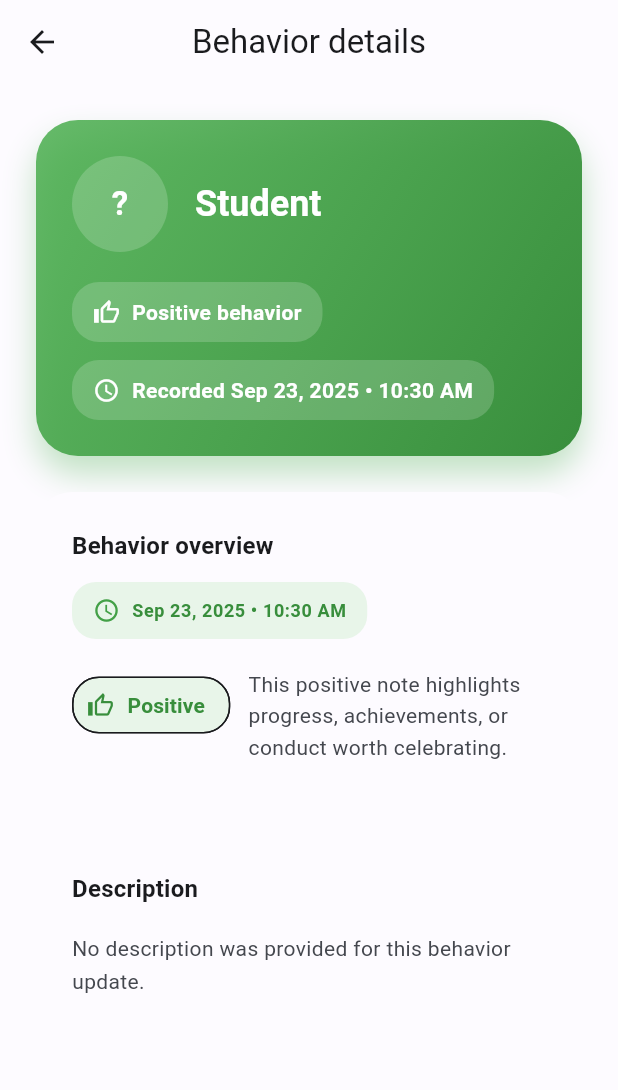
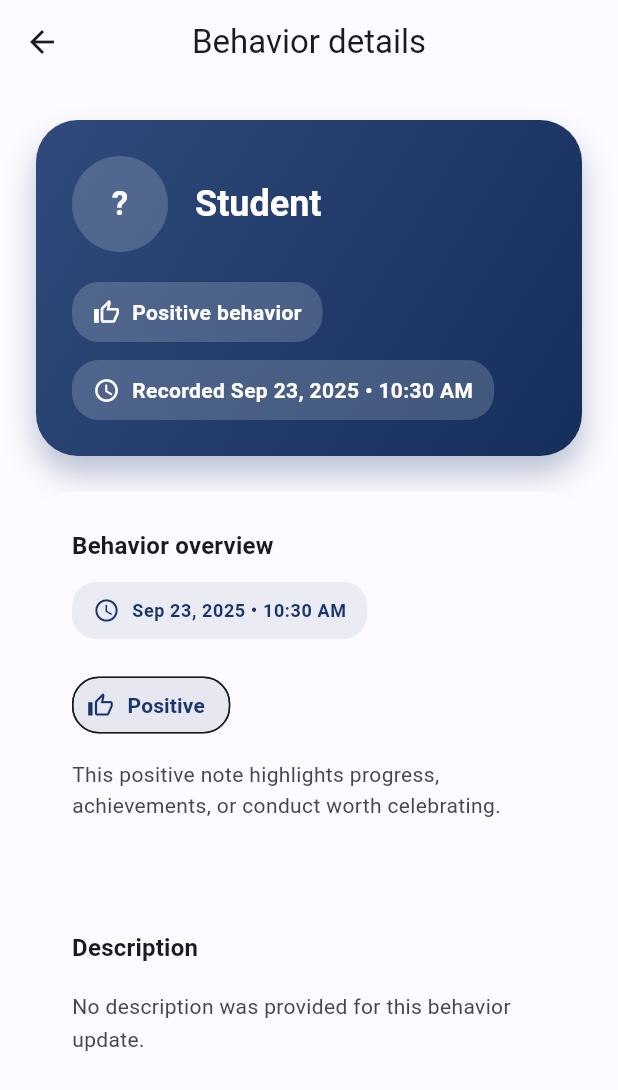
Before and after one commit to MedAmineBaklouti/EduMS-firebase, a Flutter app: the BehaviorDetailView screen opened directly with empty values, on a phone screen of 412 x 824 dp. Shown: the top 1090 px of the screen. Run offline on Flutter 3.47's test engine with Material 3 defaults, Android fonts, the phone set to English and light mode, and no system bars; our stand-ins replace cloud_firestore, firebase_auth, firebase_core, flutter_dotenv, get, shared_preferences; missing offline and left inert: dart:html; accounts and stored records are empty; statements that could not run were skipped.

Commit message:
Fix behavior detail layout overflow and unify styling

```diff
--- a/lib/modules/behavior/views/behavior_detail_view.dart
+++ b/lib/modules/behavior/views/behavior_detail_view.dart
@@ -19,8 +19,6 @@ class BehaviorDetailView extends StatelessWidget {
   @override
   Widget build(BuildContext context) {
     final theme = Theme.of(context);
-    final MaterialColor palette =
-        behavior.type == BehaviorType.positive ? Colors.green : Colors.red;
     return Scaffold(
       appBar: AppBar(
         title: const Text('Behavior details'),
@@ -41,7 +39,7 @@ class BehaviorDetailView extends StatelessWidget {
         child: Column(
           crossAxisAlignment: CrossAxisAlignment.start,
           children: [
-            _buildHeroHeader(context, palette),
+            _buildHeroHeader(context),
             const SizedBox(height: 24),
             _buildOverviewCard(context),
             const SizedBox(height: 24),
@@ -64,8 +62,11 @@ class BehaviorDetailView extends StatelessWidget {
     );
   }
 
-  Widget _buildHeroHeader(BuildContext context, MaterialColor palette) {
+  Widget _buildHeroHeader(BuildContext context) {
     final theme = Theme.of(context);
+    final primary = theme.colorScheme.primary;
+    final gradientStart = Color.lerp(primary, Colors.white, 0.1)!;
+    final gradientEnd = Color.lerp(primary, Colors.black, 0.15)!;
     final recordedLabel = _dateFormat.format(behavior.createdAt);
     final classLabel = behavior.className.trim().isEmpty
         ? null
@@ -79,8 +80,8 @@ class BehaviorDetailView extends StatelessWidget {
       decoration: BoxDecoration(
         gradient: LinearGradient(
           colors: [
-            palette.shade500.withOpacity(0.85),
-            palette.shade700,
+            gradientStart,
+            gradientEnd,
           ],
           begin: Alignment.topLeft,
           end: Alignment.bottomRight,
@@ -88,7 +89,7 @@ class BehaviorDetailView extends StatelessWidget {
         borderRadius: BorderRadius.circular(28),
         boxShadow: [
           BoxShadow(
-            color: palette.shade400.withOpacity(0.4),
+            color: primary.withOpacity(0.3),
             blurRadius: 18,
             offset: const Offset(0, 12),
           ),
@@ -220,21 +221,36 @@ class BehaviorDetailView extends StatelessWidget {
               children: badges,
             ),
             const SizedBox(height: 20),
-            Row(
-              crossAxisAlignment: CrossAxisAlignment.start,
-              children: [
-                BehaviorTypeChip(type: behavior.type),
-                const SizedBox(width: 12),
-                Expanded(
-                  child: Text(
-                    _behaviorTypeSummary(),
-                    style: theme.textTheme.bodyMedium?.copyWith(
-                      color: theme.colorScheme.onSurfaceVariant,
-                      height: 1.5,
-                    ),
+            LayoutBuilder(
+              builder: (context, constraints) {
+                final summaryText = Text(
+                  _behaviorTypeSummary(),
+                  style: theme.textTheme.bodyMedium?.copyWith(
+                    color: theme.colorScheme.onSurfaceVariant,
+                    height: 1.5,
                   ),
-                ),
-              ],
+                );
+
+                if (constraints.maxWidth < 360) {
+                  return Column(
+                    crossAxisAlignment: CrossAxisAlignment.start,
+                    children: [
+                      BehaviorTypeChip(type: behavior.type),
+                      const SizedBox(height: 12),
+                      summaryText,
+                    ],
+                  );
+                }
+
+                return Row(
+                  crossAxisAlignment: CrossAxisAlignment.start,
+                  children: [
+                    BehaviorTypeChip(type: behavior.type),
+                    const SizedBox(width: 12),
+                    Expanded(child: summaryText),
+                  ],
+                );
+              },
             ),
           ],
         ),
@@ -306,23 +322,21 @@ class BehaviorDetailView extends StatelessWidget {
     required String label,
   }) {
     final theme = Theme.of(context);
-    final MaterialColor palette =
-        behavior.type == BehaviorType.positive ? Colors.green : Colors.red;
     return Container(
       padding: const EdgeInsets.symmetric(horizontal: 14, vertical: 10),
       decoration: BoxDecoration(
         borderRadius: BorderRadius.circular(16),
-        color: palette.shade50,
+        color: theme.colorScheme.primary.withOpacity(0.08),
       ),
       child: Row(
         mainAxisSize: MainAxisSize.min,
         children: [
-          Icon(icon, size: 18, color: palette.shade600),
+          Icon(icon, size: 18, color: theme.colorScheme.primary),
           const SizedBox(width: 8),
           Text(
             label,
             style: theme.textTheme.bodySmall?.copyWith(
-              color: palette.shade700,
+              color: theme.colorScheme.primary,
               fontWeight: FontWeight.w600,
             ),
           ),
--- a/lib/modules/behavior/widgets/behavior_type_chip.dart
+++ b/lib/modules/behavior/widgets/behavior_type_chip.dart
@@ -10,13 +10,12 @@ class BehaviorTypeChip extends StatelessWidget {
 
   @override
   Widget build(BuildContext context) {
-    final MaterialColor palette =
-        type == BehaviorType.positive ? Colors.green : Colors.red;
+    final theme = Theme.of(context);
     final icon = type == BehaviorType.positive
         ? Icons.thumb_up_alt_outlined
         : Icons.report_outlined;
-    final background = palette.shade50;
-    final textColor = palette.shade700;
+    final background = theme.colorScheme.primary.withOpacity(0.1);
+    final textColor = theme.colorScheme.primary;
     return Chip(
       visualDensity: compact ? VisualDensity.compact : VisualDensity.standard,
       avatar: Icon(
```
